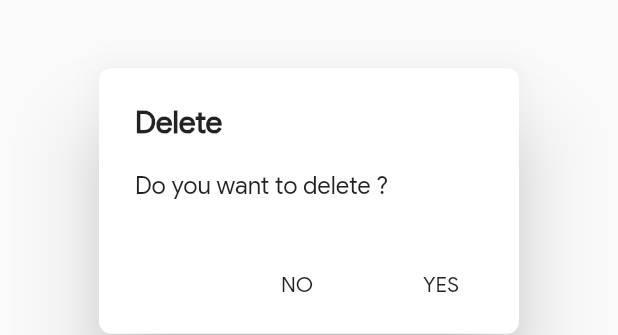
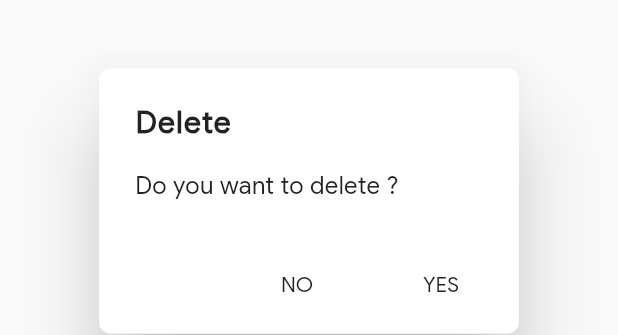
Before and after one commit to uvindukt/trip_mate, a Flutter app: the TripDeleteDialog widget shown alone on an empty page, opened directly with empty values, on a phone screen of 412 x 824 dp. Shown: the part 417-752 px from the top of the screen. Run offline on Flutter 3.47's test engine with Material 2 defaults, Android fonts, the phone set to English and light mode, and no system bars; our stand-ins replace cloud_firestore, firebase_auth, flushbar, flutter_spinkit; accounts and stored records are empty.

Commit message:
minor adjustments.

```diff
--- a/lib/widgets/app/BottomNavBar.dart
+++ b/lib/widgets/app/BottomNavBar.dart
@@ -56,10 +56,6 @@ class _BottomNavBarState extends State<BottomNavBar> {
         centerTitle: true,
         actions: <Widget>[
           IconButton(
-            icon: Icon(Icons.favorite, color: Colors.black45),
-            onPressed: () {},
-          ),
-          IconButton(
             icon: Icon(Icons.search, color: Colors.black45),
             onPressed: () {
               showSearch(context: context, delegate: SearchService());
--- a/lib/widgets/dialog/TripDeleteDialog.dart
+++ b/lib/widgets/dialog/TripDeleteDialog.dart
@@ -48,12 +48,15 @@ class _TripDeleteDialogState extends State<TripDeleteDialog>
           child: AlertDialog(
             title: Text(
               'Delete',
-              style: TextStyle(fontWeight: FontWeight.bold),
+              style: TextStyle(fontWeight: FontWeight.bold, letterSpacing: 1),
             ),
             shape:
                 RoundedRectangleBorder(borderRadius: BorderRadius.circular(8)),
             elevation: 24,
-            content: Text('Do you want to delete ${widget.trip.title}?'),
+            content: Text(
+              'Do you want to delete ${widget.trip.title}?',
+              style: TextStyle(letterSpacing: 0.3),
+            ),
             actions: <Widget>[
               FlatButton(
                 child: Text('NO'),
--- a/lib/widgets/location/LocationList.dart
+++ b/lib/widgets/location/LocationList.dart
@@ -1,6 +1,7 @@
 import 'package:cloud_firestore/cloud_firestore.dart';
 import 'package:flutter/cupertino.dart';
 import 'package:flutter/material.dart';
+import 'package:flutter_spinkit/flutter_spinkit.dart';
 import 'package:tripmate/model/Location.dart';
 import 'package:tripmate/service/LocationService.dart';
 import 'package:tripmate/widgets/place/PlaceList.dart';
@@ -28,7 +29,10 @@ class _LocationListState extends State<LocationList> {
         if (snapshot.hasData) {
           return _buildList(context, snapshot.data.documents);
         }
-        return CircularProgressIndicator();
+        return SpinKitRipple(
+          color: Colors.blue,
+          size: 80.0,
+        );
       },
     );
   }
--- a/lib/widgets/place/PlaceList.dart
+++ b/lib/widgets/place/PlaceList.dart
@@ -1,6 +1,7 @@
 import 'package:cloud_firestore/cloud_firestore.dart';
 import 'package:flutter/cupertino.dart';
 import 'package:flutter/material.dart';
+import 'package:flutter_spinkit/flutter_spinkit.dart';
 import 'package:tripmate/model/Place.dart';
 import 'package:tripmate/service/PlaceService.dart';
 
@@ -67,7 +68,10 @@ class _PlaceListState extends State<PlaceList> {
         if (snapshot.hasData) {
           return _buildList(context, snapshot.data.documents);
         }
-        return CircularProgressIndicator();
+        return SpinKitRipple(
+          color: Colors.blue,
+          size: 80.0,
+        );
       },
     );
   }
```
